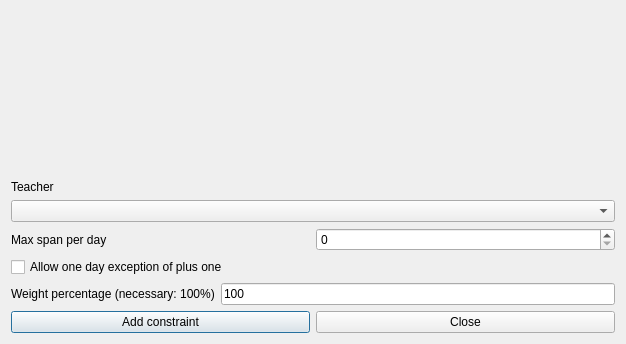
The window that fet/src/interface/addconstraintteachermaxspanperdayform_template.ui (vonmecheln/fet) describes before a commit, drawn with Qt 5.
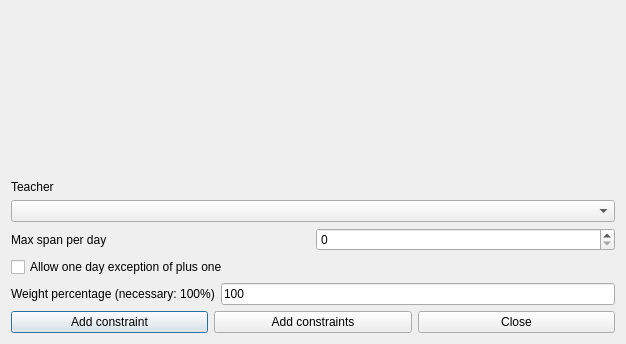
The same window after the commit.

```diff
--- a/fet/src/interface/addconstraintteachermaxspanperdayform_template.ui
+++ b/fet/src/interface/addconstraintteachermaxspanperdayform_template.ui
@@ -123,6 +123,13 @@
        </property>
       </widget>
      </item>
+     <item>
+      <widget class="QPushButton" name="addConstraintsPushButton">
+       <property name="text">
+        <string>Add constraints</string>
+       </property>
+      </widget>
+     </item>
      <item>
       <widget class="QPushButton" name="closePushButton">
        <property name="text">
```
